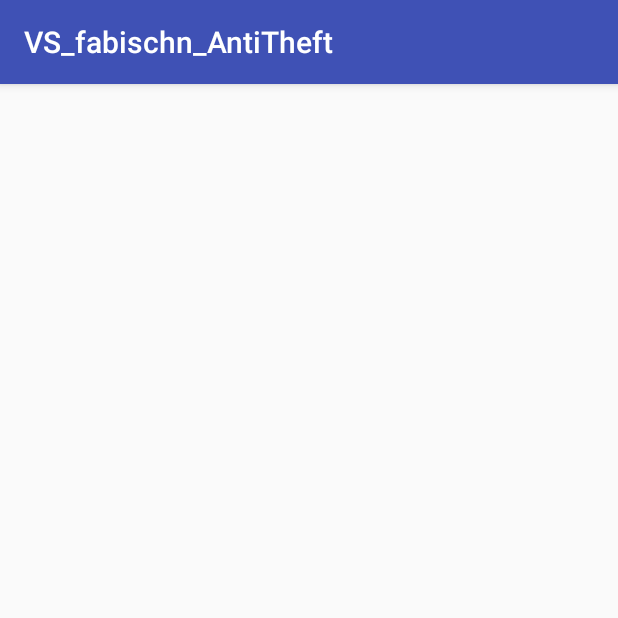
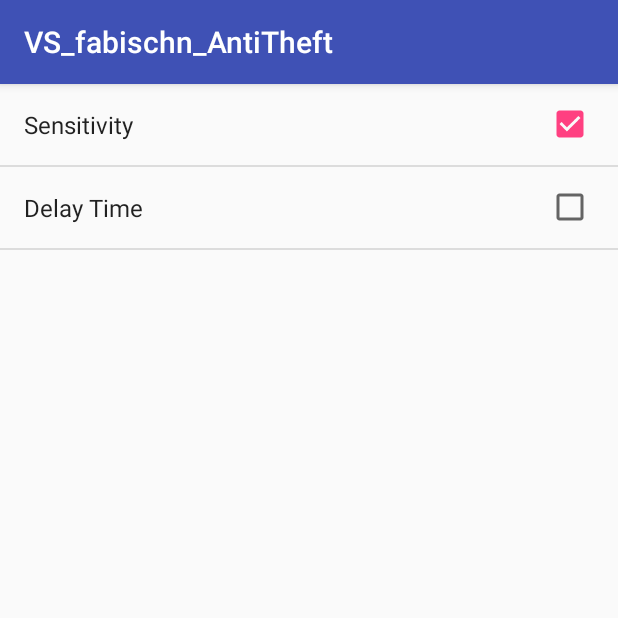
Before and after one commit to nerdaliciousCH/VS_fabischn_AntiTheft, an Android app: the screen it shows after launch (SettingsActivity), in the options menu, after a tap on "Settings", on a phone screen of 412 x 824 dp, the top half of it. Run offline under Robolectric (Android 15) with nearby library versions, the phone set to English and light mode, and no system bars.

Commit message:
Add settings 'sensitivity' and 'delay'

```diff
--- a/app/src/main/java/ch/ethz/inf/vs/a1/fabischn/antitheft/AntiTheftService.java
+++ b/app/src/main/java/ch/ethz/inf/vs/a1/fabischn/antitheft/AntiTheftService.java
@@ -19,6 +19,7 @@ public class AntiTheftService extends IntentService implements  AlarmCallback {
     @Override
     public int onStartCommand(Intent intent, int flags, int startId) {
         return super.onStartCommand(intent, flags, startId);
+
     }
 
     @Override
--- a/app/src/main/java/ch/ethz/inf/vs/a1/fabischn/antitheft/MainActivity.java
+++ b/app/src/main/java/ch/ethz/inf/vs/a1/fabischn/antitheft/MainActivity.java
@@ -1,16 +1,19 @@
 package ch.ethz.inf.vs.a1.fabischn.antitheft;
 
+import android.app.PendingIntent;
 import android.content.Intent;
 import android.content.SharedPreferences;
+import android.net.Uri;
 import android.preference.PreferenceManager;
 import android.support.v7.app.AppCompatActivity;
 import android.os.Bundle;
+import android.util.Log;
 import android.view.Menu;
 import android.view.MenuItem;
 import android.view.View;
 import android.widget.ToggleButton;
 
-public class MainActivity extends AppCompatActivity {
+public class MainActivity extends AppCompatActivity{
 
     public static ToggleButton tb = null;
 
@@ -23,6 +26,8 @@ public class MainActivity extends AppCompatActivity {
     public void onClickToggle (View v) {
         tb = (ToggleButton) v;
         Intent intent = new Intent(this, AntiTheftService.class);
+        PendingIntent pendingIntent = PendingIntent.getBroadcast(this, 1, intent, 0);
+
         if (tb.isChecked()) {
             startService(intent);
             tb.setText(R.string.toggle_deactivate);
@@ -41,10 +46,16 @@ public class MainActivity extends AppCompatActivity {
 
     @Override
     public boolean onOptionsItemSelected(MenuItem item) {
+
+
+
+        Intent intent = new Intent(this, SettingsActivity.class);
+        intent.putExtra("name", "Olivier");
+
         switch (item.getItemId()) {
             case R.id.menu_settings:
-                Intent myIntent = new Intent(this, SettingsActivity.class);
-                this.startActivity(myIntent);
+
+                this.startActivity(intent);
                 return true;
             default:
                 return super.onOptionsItemSelected(item);
--- a/app/src/main/java/ch/ethz/inf/vs/a1/fabischn/antitheft/SettingsActivity.java
+++ b/app/src/main/java/ch/ethz/inf/vs/a1/fabischn/antitheft/SettingsActivity.java
@@ -1,7 +1,9 @@
 package ch.ethz.inf.vs.a1.fabischn.antitheft;
 
+import android.content.Intent;
 import android.support.v7.app.AppCompatActivity;
 import android.os.Bundle;
+import android.util.Log;
 
 public class SettingsActivity extends AppCompatActivity {
 
@@ -12,4 +14,12 @@ public class SettingsActivity extends AppCompatActivity {
                 .replace(android.R.id.content, new SettingsFragment())
                 .commit();
     }
+
+    @Override
+    protected void onResume() {
+        super.onResume();
+        Intent i = getIntent();
+        Log.d("Test", i.getStringExtra("name"));
+
+    }
 }
--- a/app/src/main/res/menu/menu_actuators.xml
+++ b/app/src/main/res/menu/menu_actuators.xml
@@ -2,6 +2,7 @@
 <menu xmlns:android="http://schemas.android.com/apk/res/android">
     <item
         android:id="@+id/menu_settings"
-        android:title="@string/settings"
+        android:title="@string/menu_settings"
         android:orderInCategory="1"/>
+
 </menu>
--- a/app/src/main/res/values/strings.xml
+++ b/app/src/main/res/values/strings.xml
@@ -2,5 +2,7 @@
     <string name="app_name">VS_fabischn_AntiTheft</string>
     <string name="toggle_activate">Activate Alarm</string>
     <string name="toggle_deactivate">Deactivate</string>
-    <string name="settings">Settings</string>
+    <string name="pref_sensitivity">Sensitivity</string>
+    <string name="pref_delay">Delay Time</string>
+    <string name="menu_settings">Settings</string>
 </resources>
--- a/app/src/main/res/xml/preferences.xml
+++ b/app/src/main/res/xml/preferences.xml
@@ -1,4 +1,11 @@
 <?xml version="1.0" encoding="utf-8"?>
 <PreferenceScreen xmlns:android="http://schemas.android.com/apk/res/android">
-
+    <CheckBoxPreference
+        android:key="pref_sensitivity"
+        android:title="@string/pref_sensitivity"
+        android:defaultValue="true"/>
+    <CheckBoxPreference
+        android:key="pref_delay"
+        android:title="@string/pref_delay"
+        android:defaultValue="false"/>
 </PreferenceScreen>
```
